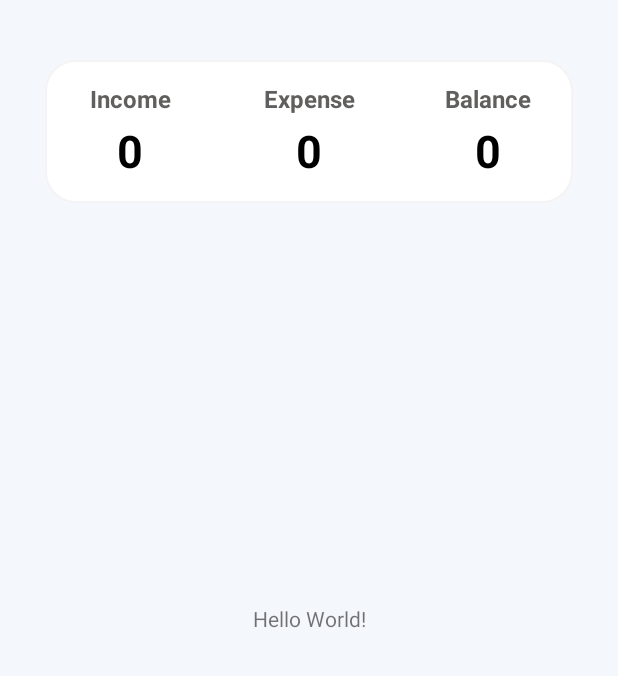
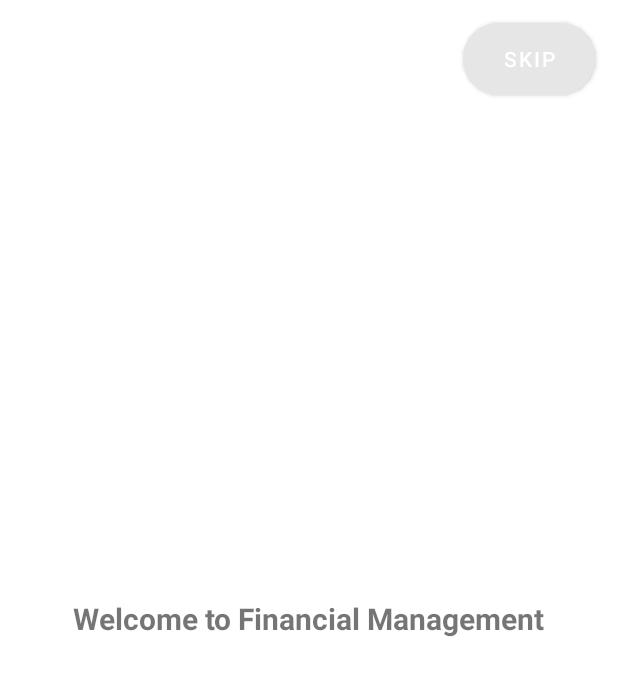
Before and after one commit to chixwei/Financial-Management, an Android app: the screen it shows after launch (MainActivity before the commit, Welcome1 after it), on a phone screen of 412 x 824 dp. Shown: the top 676 px of the screen. Run offline under Robolectric (Android 15) with nearby library versions, the phone set to English and light mode, and no system bars.

Commit message:
welcome page 1

```diff
--- a/app/src/main/AndroidManifest.xml
+++ b/app/src/main/AndroidManifest.xml
@@ -9,7 +9,7 @@
         android:roundIcon="@mipmap/ic_launcher_round"
         android:supportsRtl="true"
         android:theme="@style/Theme.FinancialManagement">
-
+        <activity android:name=".Welcome1"></activity>
         <activity android:name=".SplashActivity">
             <intent-filter>
                 <action android:name="android.intent.action.MAIN" />
@@ -17,8 +17,7 @@
                 <category android:name="android.intent.category.LAUNCHER" />
             </intent-filter>
         </activity>
-
-        <activity android:name=".MainActivity"></activity>
+        <activity android:name=".MainActivity" />
     </application>
 
 </manifest>
--- a/app/src/main/java/com/example/financialmanagement/MainActivity.java
+++ b/app/src/main/java/com/example/financialmanagement/MainActivity.java
@@ -12,7 +12,3 @@
         setContentView(R.layout.activity_main);
     }
 }
-
-//hi
-//hello vivien
-//bvgygyiob
--- a/app/src/main/java/com/example/financialmanagement/SplashActivity.java
+++ b/app/src/main/java/com/example/financialmanagement/SplashActivity.java
@@ -18,7 +18,7 @@
         handler.postDelayed(new Runnable() {
             @Override
             public void run() {
-                startActivity(new Intent(SplashActivity.this , MainActivity.class));
+                startActivity(new Intent(SplashActivity.this , Welcome1.class));
                 finish();
             }
         } , 3000); // go to main activity after 3 seconds
--- /dev/null
+++ b/app/src/main/java/com/example/financialmanagement/Welcome1.java
@@ -0,0 +1,29 @@
+package com.example.financialmanagement;
+
+import androidx.appcompat.app.AppCompatActivity;
+
+import android.content.Intent;
+import android.os.Bundle;
+import android.view.View;
+import android.widget.Button;
+
+public class Welcome1 extends AppCompatActivity {
+
+    Button skip_button;
+
+    @Override
+    protected void onCreate(Bundle savedInstanceState) {
+        super.onCreate(savedInstanceState);
+        setContentView(R.layout.activity_welcome1);
+
+        // skip button
+        Button skip_button = findViewById(R.id.skip_button);
+        skip_button.setOnClickListener(new View.OnClickListener() {
+            @Override
+            public void onClick(View view) {
+                Intent intent = new Intent(Welcome1.this, MainActivity.class);
+                startActivity(intent);
+            }
+        });
+    }
+}
--- /dev/null
+++ b/app/src/main/res/drawable/skip_button_bg.xml
@@ -0,0 +1,6 @@
+<?xml version="1.0" encoding="utf-8"?>
+<shape xmlns:android="http://schemas.android.com/apk/res/android"
+    android:shape="rectangle">
+    <solid android:color="@android:color/black"/>
+    <corners android:radius="40dp"/>
+</shape>
--- /dev/null
+++ b/app/src/main/res/layout/activity_welcome1.xml
@@ -0,0 +1,34 @@
+<?xml version="1.0" encoding="utf-8"?>
+<androidx.constraintlayout.widget.ConstraintLayout xmlns:android="http://schemas.android.com/apk/res/android"
+    xmlns:app="http://schemas.android.com/apk/res-auto"
+    xmlns:tools="http://schemas.android.com/tools"
+    android:layout_width="match_parent"
+    android:layout_height="match_parent"
+    tools:context=".Welcome1">
+
+    // skip button
+    <Button
+        android:id="@+id/skip_button"
+        android:layout_width="wrap_content"
+        android:layout_height="wrap_content"
+        android:layout_marginTop="15dp"
+        android:layout_marginEnd="15dp"
+        android:layout_marginRight="15dp"
+        android:text="skip"
+        android:background="@drawable/skip_button_bg"
+        app:backgroundTint="#E6E6E6"
+        app:layout_constraintEnd_toEndOf="parent"
+        app:layout_constraintTop_toTopOf="parent"/>
+
+    <TextView
+        android:layout_width="wrap_content"
+        android:layout_height="wrap_content"
+        android:text="Welcome to Financial Management"
+        android:textSize="20dp"
+        android:textStyle="bold"
+        app:layout_constraintBottom_toBottomOf="parent"
+        app:layout_constraintLeft_toLeftOf="parent"
+        app:layout_constraintRight_toRightOf="parent"
+        app:layout_constraintTop_toTopOf="parent"/>
+
+</androidx.constraintlayout.widget.ConstraintLayout>
```
